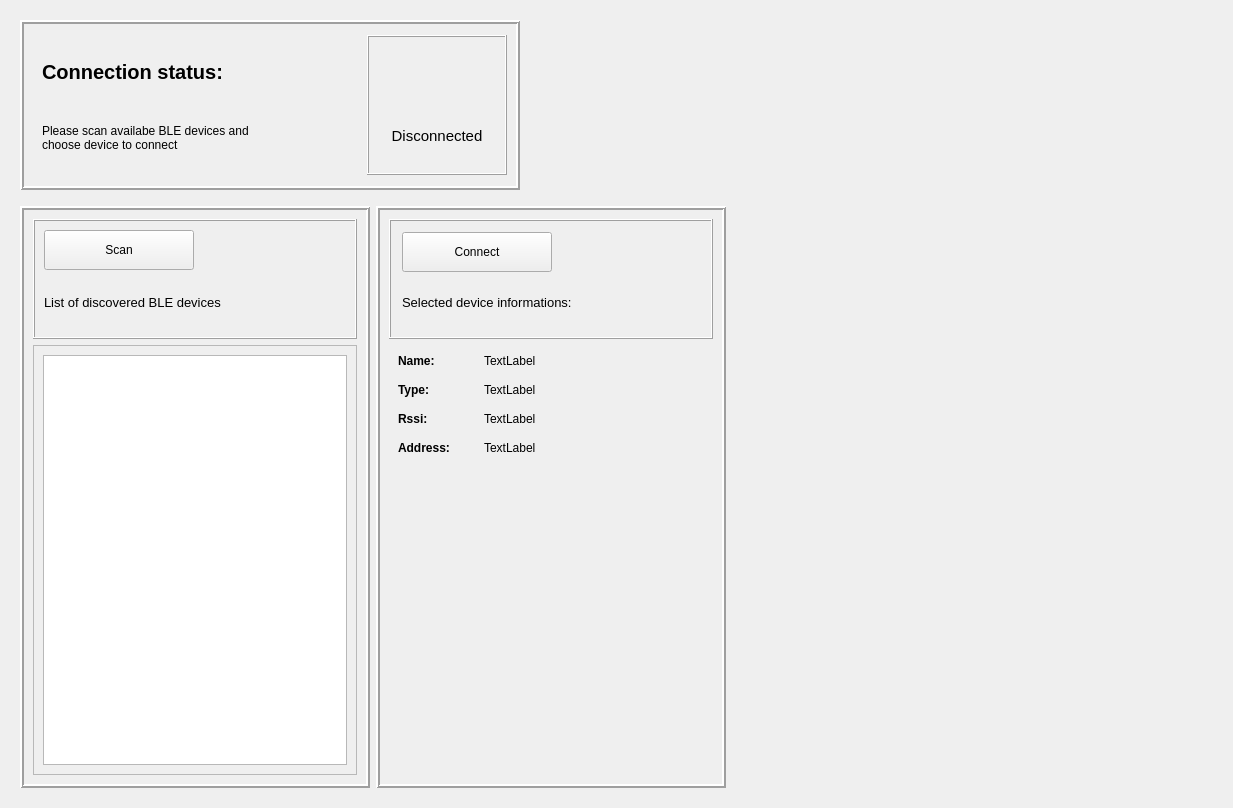
This is package/ble/gui_ble.ui in ljengic/BLE_desktop_application as Qt 5 draws it before an edit. The edited form follows.
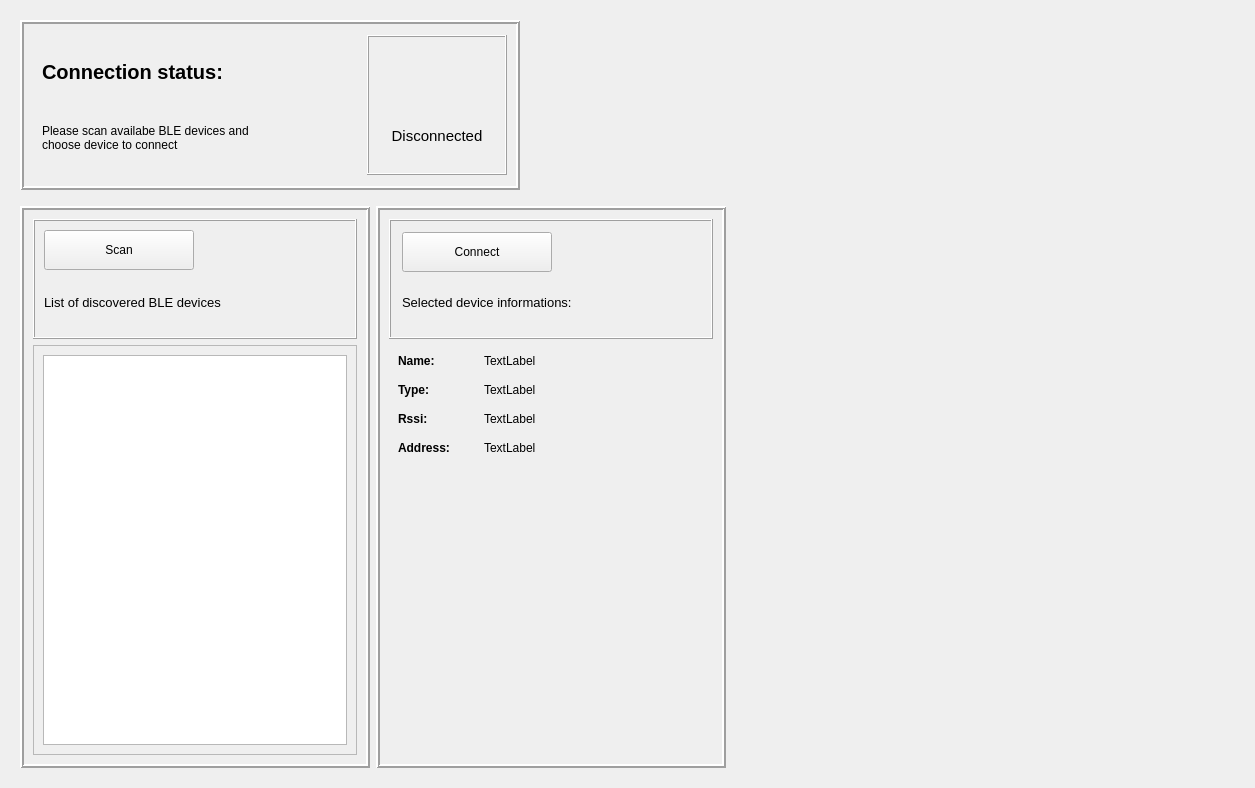
This is the edited form. Icons and pictures are not drawn.

```diff
--- a/package/ble/gui_ble.ui
+++ b/package/ble/gui_ble.ui
@@ -6,8 +6,8 @@
    <rect>
     <x>0</x>
     <y>0</y>
-    <width>1233</width>
-    <height>808</height>
+    <width>1255</width>
+    <height>788</height>
    </rect>
   </property>
   <property name="windowTitle">
```
Left out of the diff: 16 changed lines with no effect on the pictures.
